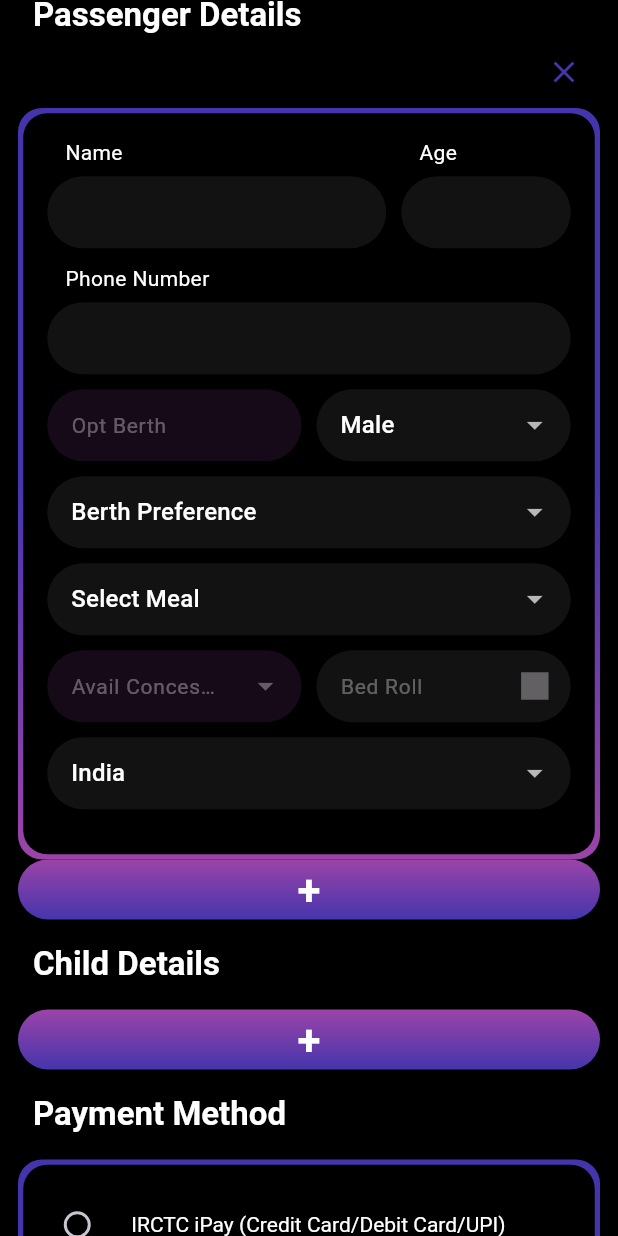
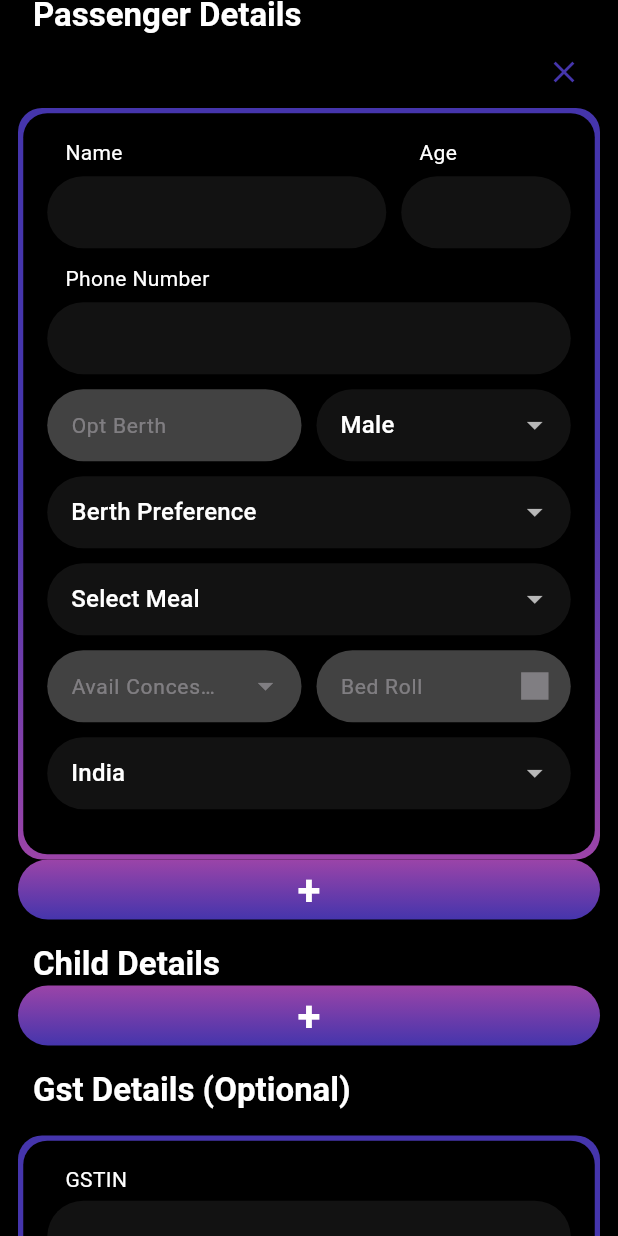
Before and after one commit to noobarafat/Rail_Ticketing, a Flutter app: the WebsiteFormPage screen opened directly with empty values, scrolled down 1152 dp, on a phone screen of 412 x 824 dp. Run offline on Flutter 3.47's test engine with Material 3 defaults, Android fonts, the phone set to English and light mode, and no system bars; our stand-ins replace cloud_firestore, firebase_core, get; accounts and stored records are empty.

Commit message:
icon name and new features updated

```diff
--- /dev/null
+++ b/lib/models/gst_model.dart
@@ -0,0 +1,6 @@
+import 'package:flutter/widgets.dart';
+
+class GstModel {
+  TextEditingController gstIn;
+  GstModel() : gstIn = TextEditingController();
+}
--- /dev/null
+++ b/lib/viewmodels/gst_viewmodel.dart
@@ -0,0 +1,10 @@
+import 'package:get/get.dart';
+import 'package:rail_ticketing/models/gst_model.dart';
+
+class GstViewmodel extends GetxController {
+  GstModel gstModel = GstModel();
+
+  Map<String, dynamic> getGstData() {
+    return {'gstIn': gstModel.gstIn};
+  }
+}
--- /dev/null
+++ b/lib/viewmodels/miscellaneous_viewmodel.dart
@@ -0,0 +1,66 @@
+import 'package:get/get.dart';
+
+class MiscellaneousViewmodel extends GetxController {
+  List<Map<String, bool>> firstCheckBoxData = [
+    {"Consider Auto upgradation": false},
+    {"Book only if confirm berths are allotted": false},
+  ];
+
+  bool firstCheck = false;
+  void toggleFirstChck() {
+    firstCheck = !firstCheck;
+    update();
+  }
+
+  bool secondCheck = false;
+  void toggleSecondCheck() {
+    secondCheck = !secondCheck;
+    update();
+  }
+
+  List<String> travelInsurance = ["Yes", "No"];
+  List<String> bookingOptions = [
+    "None",
+    "Book, only if all berths are allotted in same coach",
+    "Book, only if at least 1 lower berths is allotted",
+    "Book, only if 2 lower berths is allotted",
+  ];
+
+  int selectedIndexChekcBox = 0;
+
+  void chooseIndex(int? idx) {
+    if (idx != null) {
+      selectedIndexChekcBox = idx;
+    }
+    update();
+  }
+
+  int yesNoIndex = 0;
+  void chooseYesNoIndex(int? idx) {
+    if (idx != null) {
+      yesNoIndex = idx;
+    }
+    update();
+  }
+
+  bool isCoachPreferred = false;
+
+  void toggleIsCoacPrferred() {
+    isCoachPreferred = !isCoachPreferred;
+    update();
+  }
+
+  List<String> paymentDropdown = [
+    "Pay through Debit / Credit / Net Banking / Wallets / ...",
+    "Pay thorugh BHIM / UPI",
+  ];
+
+  String selectedPayment =
+      "Pay through Debit / Credit / Net Banking / Wallets / ...";
+
+  bool isAutoFilCapcha = false;
+  void toggleAutoFillCap() {
+    isAutoFilCapcha = !isAutoFilCapcha;
+    update();
+  }
+}
--- a/lib/views/pages/form_input_page.dart
+++ b/lib/views/pages/form_input_page.dart
@@ -3,6 +3,7 @@ import 'package:get/get.dart';
 import 'package:rail_ticketing/viewmodels/child_details_viewmodel.dart';
 import 'package:rail_ticketing/viewmodels/journey_details_viewmodel.dart';
 import 'package:rail_ticketing/viewmodels/login_viewmodel.dart';
+import 'package:rail_ticketing/viewmodels/miscellaneous_viewmodel.dart';
 import 'package:rail_ticketing/viewmodels/passenger_details_viewmodel.dart';
 import 'package:rail_ticketing/views/pages/website_form_page.dart';
 
@@ -14,6 +15,7 @@ class FormInputPage extends StatefulWidget {
     required this.journeyDetailsViewmodel,
     required this.passengerDetailsViewmodel,
     required this.childDetailsViewmodel,
+    required this.miscellaneousViewmodel,
   });
 
   final String formName;
@@ -21,6 +23,7 @@ class FormInputPage extends StatefulWidget {
   final JourneyDetailsViewmodel journeyDetailsViewmodel;
   final PassengerDetailsViewmodel passengerDetailsViewmodel;
   final ChildDetailsViewmodel childDetailsViewmodel;
+  final MiscellaneousViewmodel miscellaneousViewmodel;
 
   @override
   State<FormInputPage> createState() => _FormInputPageState();
@@ -50,6 +53,7 @@ class _FormInputPageState extends State<FormInputPage>
             journeyDetailsViewmodel: widget.journeyDetailsViewmodel,
             loginViewModel: widget.loginViewModel,
             passengerDetailsViewmodel: widget.passengerDetailsViewmodel,
+            miscellaneousViewmodel: widget.miscellaneousViewmodel,
           ),
           WebsiteFormPage(
             formName: widget.formName,
@@ -57,6 +61,7 @@ class _FormInputPageState extends State<FormInputPage>
             journeyDetailsViewmodel: widget.journeyDetailsViewmodel,
             loginViewModel: widget.loginViewModel,
             passengerDetailsViewmodel: widget.passengerDetailsViewmodel,
+            miscellaneousViewmodel: widget.miscellaneousViewmodel,
           ),
         ],
       ),
--- a/lib/views/pages/home_page.dart
+++ b/lib/views/pages/home_page.dart
@@ -3,8 +3,10 @@ import 'package:flutter/material.dart';
 import 'package:get/get.dart';
 import 'package:rail_ticketing/core/color_pallet.dart';
 import 'package:rail_ticketing/viewmodels/child_details_viewmodel.dart';
+import 'package:rail_ticketing/viewmodels/gst_viewmodel.dart';
 import 'package:rail_ticketing/viewmodels/journey_details_viewmodel.dart';
 import 'package:rail_ticketing/viewmodels/login_viewmodel.dart';
+import 'package:rail_ticketing/viewmodels/miscellaneous_viewmodel.dart';
 import 'package:rail_ticketing/viewmodels/passenger_details_viewmodel.dart';
 import 'package:rail_ticketing/viewmodels/payment_method_viewmodel.dart';
 
@@ -19,6 +21,8 @@ class HomePage extends StatelessWidget {
   final _journeyDetailsViewModel = Get.put(JourneyDetailsViewmodel());
   final _passengerDetailsViewModel = Get.put(PassengerDetailsViewmodel());
   final _childDetailsViewModel = Get.put(ChildDetailsViewmodel());
+  final _gstViewModel = Get.put(GstViewmodel());
+  final _miscellinous = Get.put(MiscellaneousViewmodel());
   final _paymentDetailsViewModel = Get.put(PaymentMethodViewmodel());
 
   final TextEditingController _formNameController = TextEditingController();
@@ -137,6 +141,7 @@ class HomePage extends StatelessWidget {
           childDetailsViewmodel: _childDetailsViewModel,
           journeyDetailsViewmodel: _journeyDetailsViewModel,
           passengerDetailsViewmodel: _passengerDetailsViewModel,
+          miscellaneousViewmodel: _miscellinous,
         ),
       );
     }
--- a/lib/views/pages/website_form_page.dart
+++ b/lib/views/pages/website_form_page.dart
@@ -5,11 +5,14 @@ import 'package:cloud_firestore/cloud_firestore.dart';
 import 'package:rail_ticketing/viewmodels/child_details_viewmodel.dart';
 import 'package:rail_ticketing/viewmodels/journey_details_viewmodel.dart';
 import 'package:rail_ticketing/viewmodels/login_viewmodel.dart';
+import 'package:rail_ticketing/viewmodels/miscellaneous_viewmodel.dart';
 import 'package:rail_ticketing/viewmodels/passenger_details_viewmodel.dart';
 import 'package:rail_ticketing/views/widgets/custom_fields/child_details.dart';
 import 'package:rail_ticketing/views/widgets/custom_fields/debit_card_field.dart';
+import 'package:rail_ticketing/views/widgets/custom_fields/gst_details.dart';
 import 'package:rail_ticketing/views/widgets/custom_fields/journey_details.dart';
 import 'package:rail_ticketing/views/widgets/custom_fields/login_field.dart';
+import 'package:rail_ticketing/views/widgets/custom_fields/miscellaneous.dart';
 import 'package:rail_ticketing/views/widgets/custom_fields/passenger_details.dart';
 import 'package:rail_ticketing/views/widgets/custom_fields/payment_field.dart';
 import 'package:rail_ticketing/views/widgets/custom_gradient_button.dart';
@@ -23,6 +26,7 @@ class WebsiteFormPage extends StatefulWidget {
     required this.journeyDetailsViewmodel,
     required this.passengerDetailsViewmodel,
     required this.childDetailsViewmodel,
+    required this.miscellaneousViewmodel,
   });
 
   final String formName;
@@ -30,6 +34,7 @@ class WebsiteFormPage extends StatefulWidget {
   final JourneyDetailsViewmodel journeyDetailsViewmodel;
   final PassengerDetailsViewmodel passengerDetailsViewmodel;
   final ChildDetailsViewmodel childDetailsViewmodel;
+  final MiscellaneousViewmodel miscellaneousViewmodel;
 
   @override
   State<WebsiteFormPage> createState() => _WebsiteFormPageState();
@@ -194,12 +199,21 @@ class _WebsiteFormPageState extends State<WebsiteFormPage> {
               ),
               Padding(padding: EdgeInsets.only(top: 16)),
               _sectionHeader(context, "Child Details"),
-              Padding(padding: EdgeInsets.only(top: 16)),
               ChildDetails(
                 controller: widget.childDetailsViewmodel,
                 formKey: _childPassengersKeyList,
                 onAddChild: _addChild,
                 onRemoveChild: _removeChild,
+              ),
+              Padding(padding: EdgeInsets.only(top: 16)),
+              _sectionHeader(context, "Gst Details (Optional)"),
+              Padding(padding: EdgeInsets.only(top: 16)),
+              CustomTextFieldBox(child: GstDetails()),
+              Padding(padding: EdgeInsets.only(top: 16)),
+              _sectionHeader(context, "Miscellaneaous"),
+              Padding(padding: EdgeInsets.only(top: 16)),
+              CustomTextFieldBox(
+                child: Miscellaneous(controller: widget.miscellaneousViewmodel),
               ),
               Padding(padding: EdgeInsets.only(top: 16)),
               _sectionHeader(context, "Payment Method"),
--- a/lib/views/widgets/custom_checkbox.dart
+++ b/lib/views/widgets/custom_checkbox.dart
@@ -6,9 +6,8 @@ import 'package:rail_ticketing/viewmodels/journey_details_viewmodel.dart';
 class CustomCheckBox extends StatelessWidget {
   CustomCheckBox({super.key});
 
-  final JourneyDetailsViewmodel _detailsViewmodel = Get.put(
-    JourneyDetailsViewmodel(),
-  );
+  final JourneyDetailsViewmodel _detailsViewmodel =
+      Get.find<JourneyDetailsViewmodel>();
 
   @override
   Widget build(BuildContext context) {
--- /dev/null
+++ b/lib/views/widgets/custom_fields/gst_details.dart
@@ -0,0 +1,81 @@
+import 'package:flutter/material.dart';
+
+class GstDetails extends StatelessWidget {
+  const GstDetails({super.key});
+
+  @override
+  Widget build(BuildContext context) {
+    return Column(
+      crossAxisAlignment: CrossAxisAlignment.start,
+      children: [
+        _buildTitle("GSTIN"),
+        TextFormField(),
+        const SizedBox(height: 8),
+        _buildTitle("Name"),
+        TextFormField(
+          decoration: InputDecoration(
+            enabled: false,
+            fillColor: Colors.grey.shade800,
+          ),
+        ),
+        const SizedBox(height: 8),
+        _buildSection("Flat/Door/Block", "Street/Lane"),
+        const SizedBox(height: 8),
+        _buildSection("PIN", "Area/Locality"),
+        const SizedBox(height: 8),
+        _buildTitle("City"),
+        TextFormField(
+          decoration: InputDecoration(
+            enabled: false,
+            fillColor: Colors.grey.shade800,
+          ),
+        ),
+      ],
+    );
+  }
+
+  Widget _buildSection(String name1, String name2) {
+    return Row(
+      children: [
+        Expanded(
+          flex: 1,
+          child: Column(
+            crossAxisAlignment: CrossAxisAlignment.start,
+            children: [
+              _buildTitle(name1),
+              TextFormField(
+                decoration: InputDecoration(
+                  enabled: false,
+                  fillColor: Colors.grey.shade800,
+                ),
+              ),
+            ],
+          ),
+        ),
+        const SizedBox(width: 10),
+        Expanded(
+          flex: 2,
+          child: Column(
+            crossAxisAlignment: CrossAxisAlignment.start,
+            children: [
+              _buildTitle(name2),
+              TextFormField(
+                decoration: InputDecoration(
+                  enabled: false,
+                  fillColor: Colors.grey.shade800,
+                ),
+              ),
+            ],
+          ),
+        ),
+      ],
+    );
+  }
+
+  Padding _buildTitle(String name) {
+    return Padding(
+      padding: EdgeInsets.only(left: 12, bottom: 4),
+      child: Text(name),
+    );
+  }
+}
--- a/lib/views/widgets/custom_fields/passenger_details.dart
+++ b/lib/views/widgets/custom_fields/passenger_details.dart
@@ -172,7 +172,7 @@ class PassengerDetails extends StatelessWidget {
           child: TextFormField(
             decoration: InputDecoration(
               enabled: false,
-              fillColor: ColorPallet.gradientColor1.withAlpha(36),
+              fillColor: Colors.grey.shade800,
               hintText: "Opt Berth",
             ),
           ),
@@ -261,7 +261,7 @@ class PassengerDetails extends StatelessWidget {
           child: TextFormField(
             decoration: InputDecoration(
               enabled: false,
-              fillColor: ColorPallet.gradientColor1.withAlpha(36),
+              fillColor: Colors.grey.shade800,
               hintText: "Avail Concession",
               suffixIcon: Icon(Icons.arrow_drop_down),
             ),
@@ -273,7 +273,7 @@ class PassengerDetails extends StatelessWidget {
           child: TextFormField(
             decoration: InputDecoration(
               enabled: false,
-              //fillColor: ColorPallet.gradientColor1.withAlpha(36),
+              fillColor: Colors.grey.shade800,
               hintText: "Bed Roll",
               suffixIcon: Icon(Icons.square),
             ),
```
Also changed, not shown: lib/views/widgets/custom_fields/miscellaneous.dart (added, +125 -0 lines), lib/views/widgets/custom_radio.dart (added, +42 -0 lines), 5 other files.
